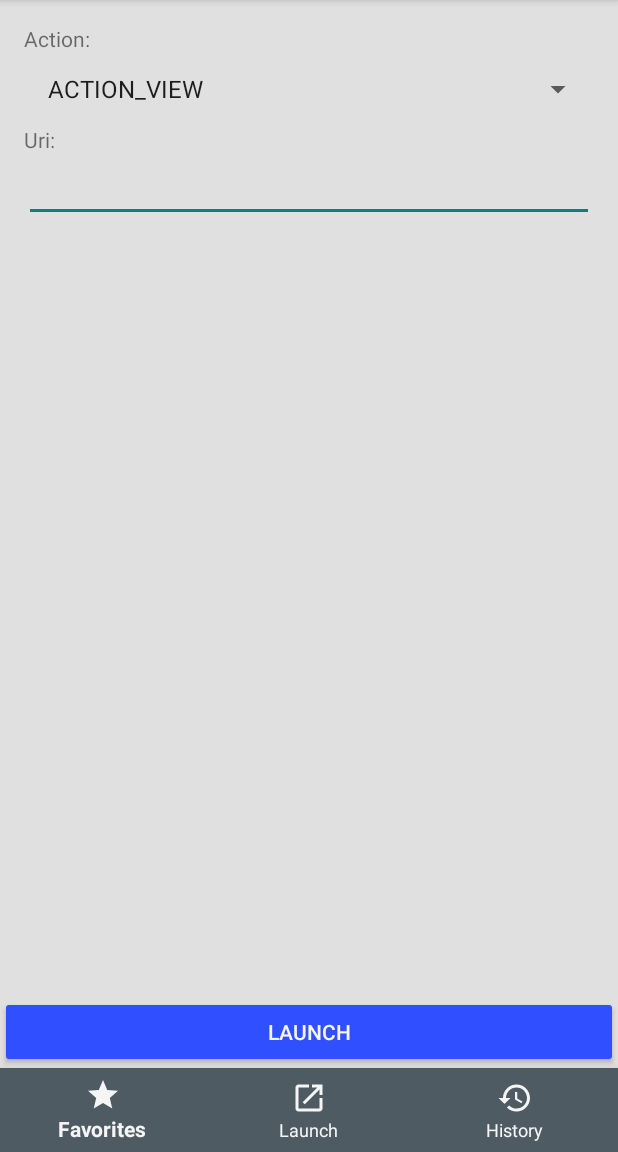
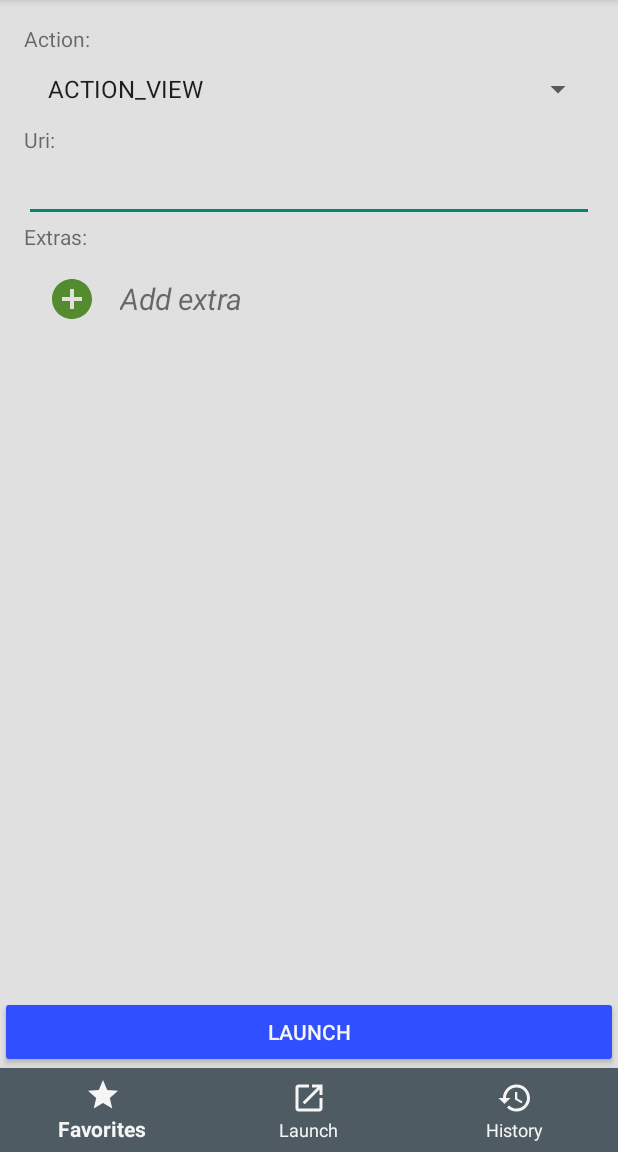
Before and after one commit to vetoketju/intentlauncher, an Android app: the screen it shows after launch (MainActivity), on a phone screen of 412 x 824 dp, the part 84-1236 px from its top. Run offline under Robolectric (Android 15) with nearby library versions, the phone set to English and light mode, and no system bars; libraries missing offline, so code that uses them is left out: io.realm; 3 statements that could not run were skipped.

Commit message:
Add support for adding string extras

```diff
--- a/app/src/main/java/com/villevalta/intentlauncher/dialog/EditFavoriteDialog.kt
+++ b/app/src/main/java/com/villevalta/intentlauncher/dialog/EditFavoriteDialog.kt
@@ -50,6 +50,7 @@ class EditFavoriteDialog : DialogFragment() {
         editor.action = fav?.action.orEmpty()
         editor.uri = fav?.uri.orEmpty()
         editor.name = fav?.name.orEmpty()
+        editor.extras = ArrayList(realm?.copyFromRealm(fav?.extras))
     }
 
     private fun save() {
@@ -58,6 +59,8 @@ class EditFavoriteDialog : DialogFragment() {
         fav?.name = editor.name
         fav?.uri = editor.uri
         fav?.action = editor.action
+        fav?.extras?.clear()
+        fav?.extras?.addAll(editor.extras)
         realm?.commitTransaction()
     }
 
--- a/app/src/main/java/com/villevalta/intentlauncher/fragment/FavoritesFragment.kt
+++ b/app/src/main/java/com/villevalta/intentlauncher/fragment/FavoritesFragment.kt
@@ -63,11 +63,12 @@ class FavoritesFragment : ListFragment<Favorite, FavoritesFragment.FavoriteViewH
                 return@setOnMenuItemClickListener false
             }
             binding.root.setOnClickListener {
-                val result = App.instance.tryLaunch(item.action, item.uri)
+                val result = App.instance.tryLaunch(item.action, item.uri, item.extras)
                 if(!result.first){
                     Toast.makeText(binding.root.context, result.second ?: binding.root.context.getString(R.string.launch_error), Toast.LENGTH_SHORT).show()
                 }
             }
+            binding.labelExtras.text = binding.root.context.resources.getQuantityString(R.plurals.has_extras, item.extras.size, item.extras.size)
         }
     }
 
--- a/app/src/main/java/com/villevalta/intentlauncher/fragment/LauncherFragment.kt
+++ b/app/src/main/java/com/villevalta/intentlauncher/fragment/LauncherFragment.kt
@@ -25,7 +25,7 @@ class LauncherFragment : Fragment() {
         super.onResume()
         edit_shortcut.setShowName(false)
         action_launch.setOnClickListener {
-            val result = App.instance.tryLaunch(edit_shortcut.action, edit_shortcut.uri)
+            val result = App.instance.tryLaunch(edit_shortcut.action, edit_shortcut.uri, edit_shortcut.extras)
             if(!result.first){
                 Toast.makeText(context, result.second ?: context?.getString(R.string.launch_error), Toast.LENGTH_SHORT).show()
             }
--- a/app/src/main/java/com/villevalta/intentlauncher/model/Favorite.kt
+++ b/app/src/main/java/com/villevalta/intentlauncher/model/Favorite.kt
@@ -1,5 +1,6 @@
 package com.villevalta.intentlauncher.model
 
+import io.realm.RealmList
 import io.realm.RealmObject
 import io.realm.annotations.PrimaryKey
 
@@ -10,5 +11,6 @@ open class Favorite(
         @PrimaryKey var id: Long = System.currentTimeMillis(),
         var name: String = "",
         var action: String = "",
-        var uri: String = ""
+        var uri: String = "",
+        var extras: RealmList<Extra> = RealmList()
 ) : RealmObject()
--- a/app/src/main/java/com/villevalta/intentlauncher/model/History.kt
+++ b/app/src/main/java/com/villevalta/intentlauncher/model/History.kt
@@ -1,5 +1,6 @@
 package com.villevalta.intentlauncher.model
 
+import io.realm.RealmList
 import io.realm.RealmObject
 import io.realm.annotations.PrimaryKey
 
@@ -10,5 +11,6 @@ open class History(
         @PrimaryKey var id: Long = System.currentTimeMillis(),
         var action: String = "",
         var uri: String = "",
-        var successful: Boolean = false
+        var successful: Boolean = false,
+        var extras: RealmList<Extra> = RealmList()
 ) : RealmObject()
--- a/app/src/main/java/com/villevalta/intentlauncher/view/EditShortcutView.kt
+++ b/app/src/main/java/com/villevalta/intentlauncher/view/EditShortcutView.kt
@@ -1,11 +1,18 @@
 package com.villevalta.intentlauncher.view
 
 import android.content.Context
+import android.support.v7.widget.LinearLayoutManager
+import android.support.v7.widget.RecyclerView
 import android.util.AttributeSet
+import android.view.LayoutInflater
+import android.view.View
+import android.view.ViewGroup
 import android.widget.ArrayAdapter
 import android.widget.FrameLayout
 import com.villevalta.intentlauncher.R
 import com.villevalta.intentlauncher.actionToSpinnerPosition
+import com.villevalta.intentlauncher.databinding.EditorListExtraItemBinding
+import com.villevalta.intentlauncher.model.Extra
 import com.villevalta.intentlauncher.spinnerPositionToAction
 import com.villevalta.intentlauncher.toVisibility
 import kotlinx.android.synthetic.main.view_edit_shortcut.view.*
@@ -15,6 +22,8 @@ import kotlinx.android.synthetic.main.view_edit_shortcut.view.*
  */
 
 class EditShortcutView : FrameLayout {
+
+    private val extrasAdapter = ExtrasRecyclerAdapter()
 
     constructor(context: Context) : super(context) {
         init()
@@ -31,9 +40,11 @@ class EditShortcutView : FrameLayout {
     private fun init() {
         inflate(context, R.layout.view_edit_shortcut, this)
         spinner_actions.adapter = ArrayAdapter.createFromResource(context, R.array.intent_actions, android.R.layout.simple_list_item_1)
+        recycler_extras.layoutManager = LinearLayoutManager(context, LinearLayoutManager.VERTICAL, false)
+        recycler_extras.adapter = extrasAdapter
     }
 
-    fun setShowName(show: Boolean){
+    fun setShowName(show: Boolean) {
         label_name.visibility = toVisibility(show)
         edit_name.visibility = toVisibility(show)
     }
@@ -51,5 +62,69 @@ class EditShortcutView : FrameLayout {
         set(value) {
             spinner_actions.setSelection(actionToSpinnerPosition(value))
         }
+    var extras: ArrayList<Extra>
+        get() = extrasAdapter.items
+        set(value) {
+            extrasAdapter.items = value
+            extrasAdapter.notifyDataSetChanged()
+        }
+}
+
+class ExtrasRecyclerAdapter : RecyclerView.Adapter<RecyclerView.ViewHolder>() {
+
+    var items = ArrayList<Extra>()
+
+    companion object {
+        const val TYPE_ADD = 0
+        const val TYPE_ITEM = 1
+    }
+
+    override fun onCreateViewHolder(parent: ViewGroup?, viewType: Int): RecyclerView.ViewHolder {
+        val inflater = LayoutInflater.from(parent?.context)
+        if (viewType == TYPE_ADD) {
+            val vh = AddViewHolder(inflater.inflate(R.layout.editor_list_extra_add, parent, false))
+            vh.view.setOnClickListener {
+                items.add(Extra.create("", Extra.Type.String, ""))
+                notifyItemInserted(items.size)
+            }
+            return vh
+        } else {
+            return ItemViewHolder(EditorListExtraItemBinding.inflate(inflater, parent, false))
+        }
+    }
+
+    override fun onBindViewHolder(holder: RecyclerView.ViewHolder?, position: Int) {
+        if (holder is ItemViewHolder) {
+            holder.bind(items[position])
+            holder.binding.actionRemove.setOnClickListener {
+                items.removeAt(position)
+                notifyItemRemoved(position)
+            }
+        }
+    }
+
+    override fun getItemCount(): Int = items.size + 1 // last item is always "add"
+
+    override fun getItemViewType(position: Int): Int {
+        if (position == items.size) return TYPE_ADD
+        return TYPE_ITEM
+    }
+
+    class AddViewHolder(val view: View) : RecyclerView.ViewHolder(view)
+    class ItemViewHolder(val binding: EditorListExtraItemBinding) : RecyclerView.ViewHolder(binding.root) {
+        fun bind(extra: Extra) {
+            binding.extra = extra
+            binding.editKey.onFocusChangeListener = View.OnFocusChangeListener { _, hasFocus ->
+                if (!hasFocus) {
+                    extra.key = binding.editKey.text.toString()
+                }
+            }
+            binding.editValue.onFocusChangeListener = View.OnFocusChangeListener { _, hasFocus ->
+                if (!hasFocus) {
+                    extra.value = binding.editValue.text.toString()
+                }
+            }
+        }
+    }
 
 }
--- /dev/null
+++ b/app/src/main/res/drawable/ic_add_circle_24dp.xml
@@ -0,0 +1,9 @@
+<vector xmlns:android="http://schemas.android.com/apk/res/android"
+        android:width="24dp"
+        android:height="24dp"
+        android:viewportWidth="24.0"
+        android:viewportHeight="24.0">
+    <path
+        android:fillColor="#FF000000"
+        android:pathData="M12,2C6.48,2 2,6.48 2,12s4.48,10 10,10 10,-4.48 10,-10S17.52,2 12,2zM17,13h-4v4h-2v-4L7,13v-2h4L11,7h2v4h4v2z"/>
+</vector>
--- /dev/null
+++ b/app/src/main/res/layout/editor_list_extra_add.xml
@@ -0,0 +1,25 @@
+<?xml version="1.0" encoding="utf-8"?>
+<LinearLayout xmlns:android="http://schemas.android.com/apk/res/android"
+    xmlns:app="http://schemas.android.com/apk/res-auto"
+    android:layout_width="match_parent"
+    android:layout_height="wrap_content"
+    android:padding="@dimen/text_margin"
+    android:foreground="?attr/selectableItemBackground"
+    android:gravity="center_vertical"
+    android:orientation="horizontal">
+
+    <ImageView
+        android:tint="#558b2f"
+        app:srcCompat="@drawable/ic_add_circle_24dp"
+        android:layout_width="32dp"
+        android:layout_height="32dp" />
+
+    <TextView
+        android:layout_marginLeft="@dimen/text_margin"
+        android:text="@string/add_extra"
+        android:textStyle="italic"
+        android:textSize="20sp"
+        android:layout_width="wrap_content"
+        android:layout_height="wrap_content" />
+
+</LinearLayout>
--- a/app/src/main/res/layout/view_edit_shortcut.xml
+++ b/app/src/main/res/layout/view_edit_shortcut.xml
@@ -1,5 +1,9 @@
 <?xml version="1.0" encoding="utf-8"?>
-<LinearLayout xmlns:android="http://schemas.android.com/apk/res/android"
+<android.support.v4.widget.NestedScrollView xmlns:android="http://schemas.android.com/apk/res/android"
+    android:layout_width="match_parent"
+    android:layout_height="wrap_content">
+
+    <LinearLayout
         android:layout_width="match_parent"
         android:layout_height="wrap_content"
         android:orientation="vertical"
@@ -24,7 +28,7 @@
             android:layout_height="wrap_content"
             android:text="@string/label_action" />
 
-    <Spinner
+        <android.support.v7.widget.AppCompatSpinner
             android:id="@+id/spinner_actions"
             android:layout_width="match_parent"
             android:layout_height="wrap_content"
@@ -40,9 +44,15 @@
             android:layout_width="match_parent"
             android:layout_height="wrap_content" />
 
+        <TextView
+            android:layout_width="match_parent"
+            android:layout_height="wrap_content"
+            android:text="@string/label_extras" />
+
         <android.support.v7.widget.RecyclerView
             android:id="@+id/recycler_extras"
             android:layout_width="match_parent"
             android:layout_height="wrap_content" />
 
     </LinearLayout>
+</android.support.v4.widget.NestedScrollView>
--- a/app/src/main/res/values/strings.xml
+++ b/app/src/main/res/values/strings.xml
@@ -50,6 +50,12 @@
     <string name="label_uri">Uri:</string>
     <string name="label_action">Action:</string>
     <string name="label_name">Name:</string>
+    <string name="label_extras">Extras:</string>
     <string name="default_no_name">Unnamed</string>
     <string name="handled">handled</string>
+    <string name="add_extra">Add extra</string>
+    <plurals name="has_extras">
+        <item quantity="one">1 extra</item>
+        <item quantity="other">%d extras</item>
+    </plurals>
 </resources>
```
Also changed, not shown: app/src/main/java/com/villevalta/intentlauncher/App.kt (+6 -2 lines), app/src/main/java/com/villevalta/intentlauncher/Utils.kt (+14 -0 lines), app/src/main/java/com/villevalta/intentlauncher/fragment/HistoryFragment.kt (+8 -3 lines), app/src/main/java/com/villevalta/intentlauncher/model/Extra.kt (added, +43 -0 lines), app/src/main/res/drawable/ic_remove_circle_24dp.xml (added, +9 -0 lines), app/src/main/res/layout/editor_list_extra_item.xml (added, +55 -0 lines), app/src/main/res/layout/listitem_favorite.xml (+8 -0 lines), app/src/main/res/layout/listitem_history.xml (+8 -0 lines). Lines whose indentation alone changed are shown as unchanged.
